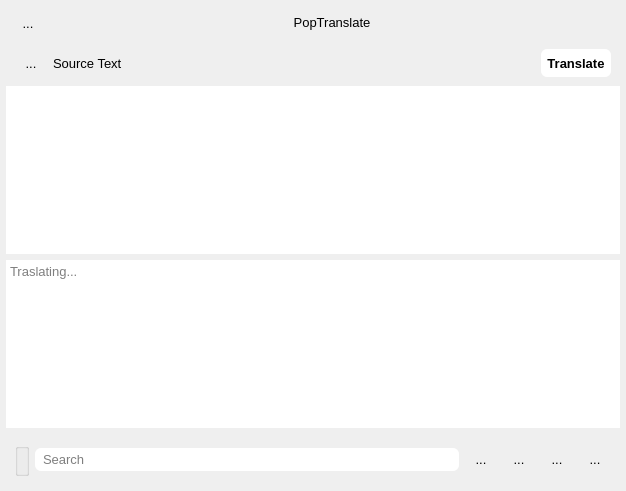
glaumar/PopTranslate, file src/popupdialog.ui: the form before one commit.
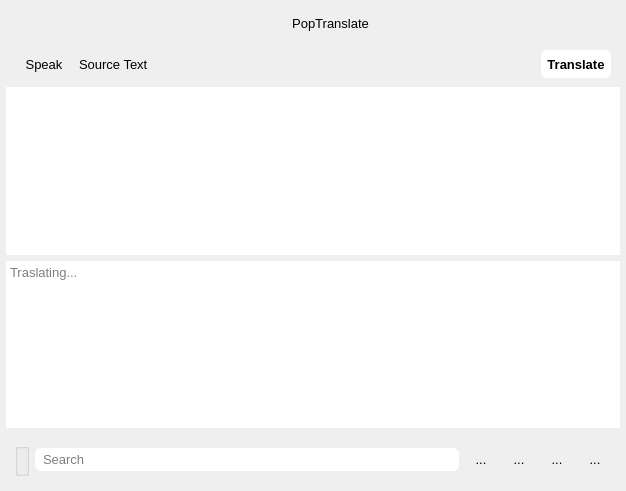
The form after the commit. Icons and pictures are not drawn.

Commit message: Solve the problem of animation display and accidental triggering of search box

Patch:
```diff
--- a/src/popupdialog.ui
+++ b/src/popupdialog.ui
@@ -96,7 +96,7 @@
  QToolButton:pressed { background-color: palette(Highlight); }</string>
         </property>
         <property name="text">
-         <string>...</string>
+         <string/>
         </property>
         <property name="icon">
          <iconset theme="player-volume">
@@ -158,7 +158,7 @@
  QToolButton:pressed { background-color: palette(Highlight); }</string>
         </property>
         <property name="text">
-         <string>...</string>
+         <string>Speak</string>
         </property>
         <property name="icon">
          <iconset theme="player-volume">
```
Left out of the diff: 20 changed lines with no effect on the pictures. The commit also changes 2 other files.
